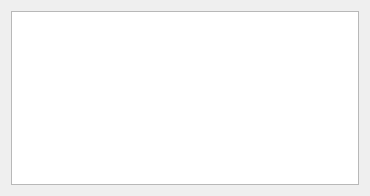
This is QLSAG/QLSAG/FFTW.ui in xmlhh/QLSAG as Qt 5 draws it before an edit. The edited form follows.
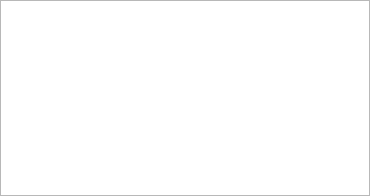
This is the edited form.

```diff
--- a/QLSAG/QLSAG/FFTW.ui
+++ b/QLSAG/QLSAG/FFTW.ui
@@ -14,8 +14,24 @@
    <string>FFTW</string>
   </property>
   <layout class="QVBoxLayout" name="verticalLayout">
+   <property name="leftMargin">
+    <number>0</number>
+   </property>
+   <property name="topMargin">
+    <number>0</number>
+   </property>
+   <property name="rightMargin">
+    <number>0</number>
+   </property>
+   <property name="bottomMargin">
+    <number>0</number>
+   </property>
    <item>
-    <widget class="QTextEdit" name="textEdit"/>
+    <widget class="QTextEdit" name="textEdit">
+     <property name="readOnly">
+      <bool>true</bool>
+     </property>
+    </widget>
    </item>
   </layout>
  </widget>
```
